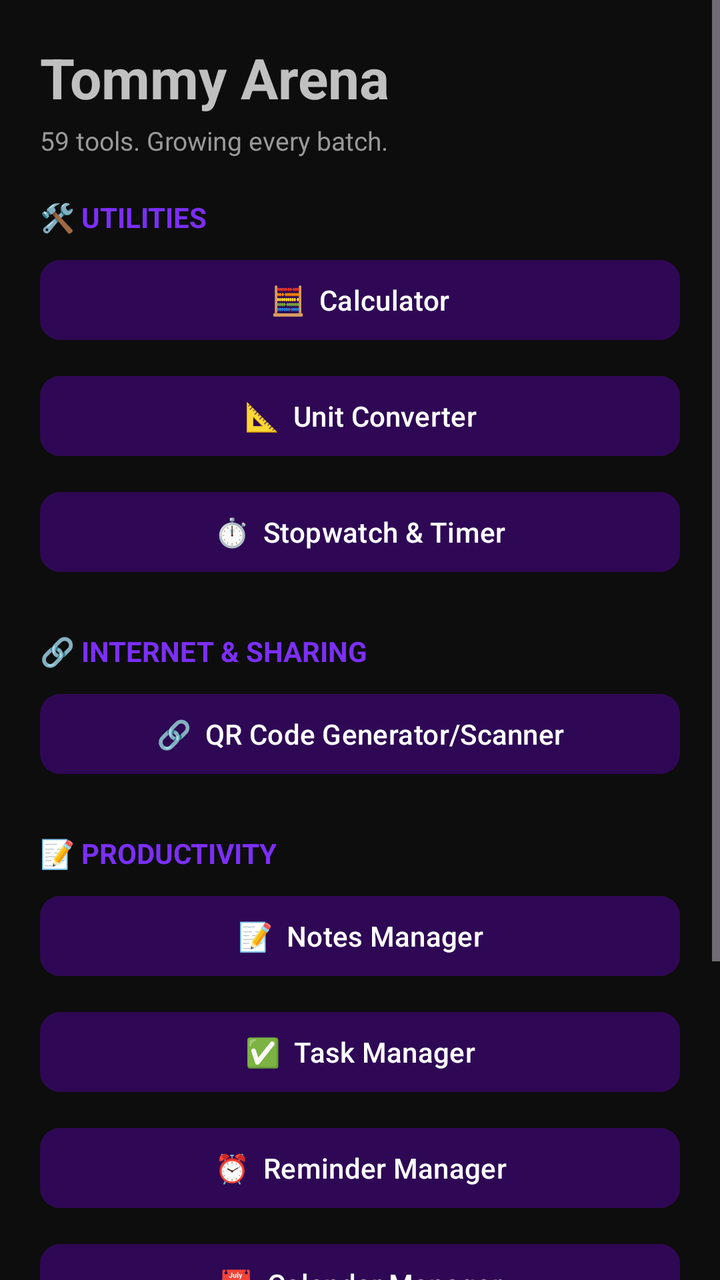
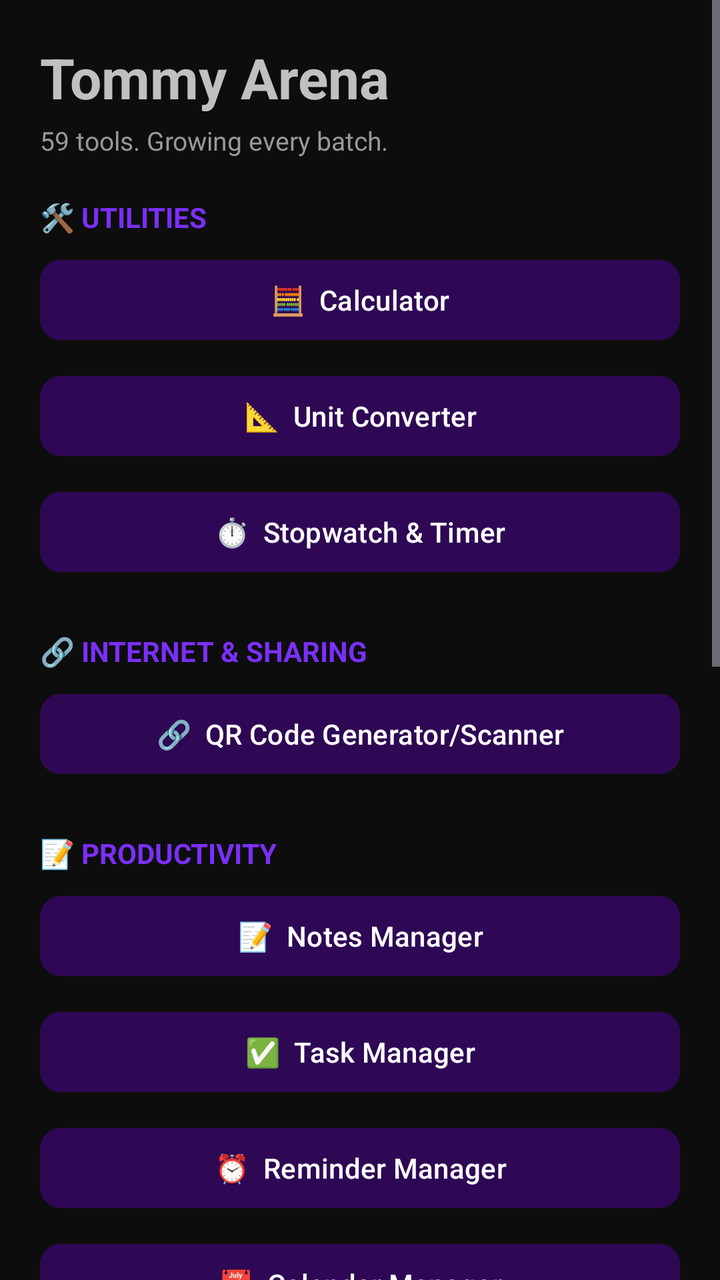

The first picture is an Android layout as it rendered before a commit; the second is the same layout after the commit. The layout source and the unified diff follow.
<!-- AndroidManifest.xml: application theme Theme.TommyArena -->
<!-- res/layout/activity_main.xml -->
<?xml version="1.0" encoding="utf-8"?>
<ScrollView xmlns:android="http://schemas.android.com/apk/res/android"
    android:layout_width="match_parent"
    android:layout_height="match_parent"
    android:background="@color/background_dark">

    <LinearLayout
        android:layout_width="match_parent"
        android:layout_height="wrap_content"
        android:orientation="vertical"
        android:padding="20dp">

        <TextView
            android:layout_width="wrap_content"
            android:layout_height="wrap_content"
            android:text="Tommy Arena"
            android:textColor="@color/silver"
            android:textSize="28sp"
            android:textStyle="bold"
            android:layout_marginBottom="4dp" />

        <TextView
            android:layout_width="wrap_content"
            android:layout_height="wrap_content"
            android:text="59 tools. Growing every batch."
            android:textColor="#999999"
            android:textSize="13sp"
            android:layout_marginBottom="20dp" />

        <TextView
            android:layout_width="wrap_content"
            android:layout_height="wrap_content"
            android:text="🛠️ UTILITIES"
            android:textColor="@color/purple_primary"
            android:textStyle="bold"
            android:layout_marginBottom="8dp" />

        <Button
            android:id="@+id/btnCalculator"
            style="@style/ToolButton"
            android:text="🧮  Calculator" />

        <Button
            android:id="@+id/btnUnitConverter"
            style="@style/ToolButton"
            android:text="📐  Unit Converter" />

        <Button
            android:id="@+id/btnStopwatch"
            style="@style/ToolButton"
            android:text="⏱️  Stopwatch &amp; Timer" />

        <TextView
            android:layout_width="wrap_content"
            android:layout_height="wrap_content"
            android:text="🔗 INTERNET &amp; SHARING"
            android:textColor="@color/purple_primary"
            android:textStyle="bold"
            android:layout_marginTop="16dp"
            android:layout_marginBottom="8dp" />

        <Button
            android:id="@+id/btnQrCode"
            style="@style/ToolButton"
            android:text="🔗  QR Code Generator/Scanner" />

        <TextView
            android:layout_width="wrap_content"
            android:layout_height="wrap_content"
            android:text="📝 PRODUCTIVITY"
            android:textColor="@color/purple_primary"
            android:textStyle="bold"
            android:layout_marginTop="16dp"
            android:layout_marginBottom="8dp" />

        <Button
            android:id="@+id/btnNotes"
            style="@style/ToolButton"
            android:text="📝  Notes Manager" />

        <Button android:id="@+id/btnTasks" style="@style/ToolButton" android:text="✅  Task Manager" />
        <Button android:id="@+id/btnReminders" style="@style/ToolButton" android:text="⏰  Reminder Manager" />
        <Button android:id="@+id/btnCalendar" style="@style/ToolButton" android:text="📅  Calendar Manager" />
        <Button android:id="@+id/btnClipboard" style="@style/ToolButton" android:text="📋  Clipboard Manager" />
        <Button android:id="@+id/btnTextUtils" style="@style/ToolButton" android:text="🔤  Text Utilities" />

        <TextView
            android:layout_width="wrap_content"
            android:layout_height="wrap_content"
            android:text="More tools land here as we build each batch."
            android:textColor="#666666"
            android:textSize="12sp"
            android:layout_marginTop="24dp"
            android:gravity="center"
            android:layout_gravity="center" />

    </LinearLayout>
</ScrollView>
<!-- resources referenced by this layout -->
<resources>
  <color name="background_dark">#0D0D0D</color>
  <color name="purple_primary">#7B2FF7</color>
  <color name="silver">#C0C0C0</color>
  <style name="ToolButton" parent="Widget.Material3.Button">
          <item name="android:layout_width">match_parent</item>
          <item name="android:layout_height">wrap_content</item>
          <item name="android:layout_marginBottom">10dp</item>
          <item name="android:textAllCaps">false</item>
          <item name="backgroundTint">@color/purple_dark</item>
          <item name="android:textColor">@color/text_light</item>
          <item name="cornerRadius">10dp</item>
      </style>
  <style name="Theme.TommyArena" parent="Theme.Material3.Dark.NoActionBar">
          <item name="colorPrimary">@color/purple_primary</item>
          <item name="colorPrimaryVariant">@color/purple_dark</item>
          <item name="colorOnPrimary">@color/text_light</item>
          <item name="android:windowBackground">@color/background_dark</item>
      </style>
  <color name="purple_dark">#2E0854</color>
  <color name="text_light">#FFFFFF</color>
</resources>

<!-- the commit's change to res/layout/activity_main.xml (unified diff, before → after) -->
@@ -27,62 +27,35 @@
             android:textSize="13sp"
             android:layout_marginBottom="20dp" />
 
-        <TextView
-            android:layout_width="wrap_content"
-            android:layout_height="wrap_content"
-            android:text="🛠️ UTILITIES"
-            android:textColor="@color/purple_primary"
-            android:textStyle="bold"
-            android:layout_marginBottom="8dp" />
+        <TextView android:layout_width="wrap_content" android:layout_height="wrap_content"
+            android:text="🛠️ UTILITIES" android:textColor="@color/purple_primary" android:textStyle="bold" android:layout_marginBottom="8dp" />
+        <Button android:id="@+id/btnCalculator" style="@style/ToolButton" android:text="🧮  Calculator" />
+        <Button android:id="@+id/btnUnitConverter" style="@style/ToolButton" android:text="📐  Unit Converter" />
+        <Button android:id="@+id/btnStopwatch" style="@style/ToolButton" android:text="⏱️  Stopwatch &amp; Timer" />
 
-        <Button
-            android:id="@+id/btnCalculator"
-            style="@style/ToolButton"
-            android:text="🧮  Calculator" />
+        <TextView android:layout_width="wrap_content" android:layout_height="wrap_content"
+            android:text="🔗 INTERNET &amp; SHARING" android:textColor="@color/purple_primary" android:textStyle="bold" android:layout_marginTop="16dp" android:layout_marginBottom="8dp" />
+        <Button android:id="@+id/btnQrCode" style="@style/ToolButton" android:text="🔗  QR Code Generator/Scanner" />
 
-        <Button
-            android:id="@+id/btnUnitConverter"
-            style="@style/ToolButton"
-            android:text="📐  Unit Converter" />
-
-        <Button
-            android:id="@+id/btnStopwatch"
-            style="@style/ToolButton"
-            android:text="⏱️  Stopwatch &amp; Timer" />
-
-        <TextView
-            android:layout_width="wrap_content"
-            android:layout_height="wrap_content"
-            android:text="🔗 INTERNET &amp; SHARING"
-            android:textColor="@color/purple_primary"
-            android:textStyle="bold"
-            android:layout_marginTop="16dp"
-            android:layout_marginBottom="8dp" />
-
-        <Button
-            android:id="@+id/btnQrCode"
-            style="@style/ToolButton"
-            android:text="🔗  QR Code Generator/Scanner" />
-
-        <TextView
-            android:layout_width="wrap_content"
-            android:layout_height="wrap_content"
-            android:text="📝 PRODUCTIVITY"
-            android:textColor="@color/purple_primary"
-            android:textStyle="bold"
-            android:layout_marginTop="16dp"
-            android:layout_marginBottom="8dp" />
-
-        <Button
-            android:id="@+id/btnNotes"
-            style="@style/ToolButton"
-            android:text="📝  Notes Manager" />
-
+        <TextView android:layout_width="wrap_content" android:layout_height="wrap_content"
+            android:text="📝 PRODUCTIVITY" android:textColor="@color/purple_primary" android:textStyle="bold" android:layout_marginTop="16dp" android:layout_marginBottom="8dp" />
+        <Button android:id="@+id/btnNotes" style="@style/ToolButton" android:text="📝  Notes Manager" />
         <Button android:id="@+id/btnTasks" style="@style/ToolButton" android:text="✅  Task Manager" />
         <Button android:id="@+id/btnReminders" style="@style/ToolButton" android:text="⏰  Reminder Manager" />
         <Button android:id="@+id/btnCalendar" style="@style/ToolButton" android:text="📅  Calendar Manager" />
         <Button android:id="@+id/btnClipboard" style="@style/ToolButton" android:text="📋  Clipboard Manager" />
         <Button android:id="@+id/btnTextUtils" style="@style/ToolButton" android:text="🔤  Text Utilities" />
+
+        <TextView android:layout_width="wrap_content" android:layout_height="wrap_content"
+            android:text="📱 DEVICE" android:textColor="@color/purple_primary" android:textStyle="bold" android:layout_marginTop="16dp" android:layout_marginBottom="8dp" />
+        <Button android:id="@+id/btnSystemMonitor" style="@style/ToolButton" android:text="📱  Phone System Monitor" />
+        <Button android:id="@+id/btnBatteryMonitor" style="@style/ToolButton" android:text="🔋  Battery Monitor" />
+
+        <TextView android:layout_width="wrap_content" android:layout_height="wrap_content"
+            android:text="💰 FINANCE &amp; BUSINESS" android:textColor="@color/purple_primary" android:textStyle="bold" android:layout_marginTop="16dp" android:layout_marginBottom="8dp" />
+        <Button android:id="@+id/btnExpenseTracker" style="@style/ToolButton" android:text="💰  Expense Tracker" />
+        <Button android:id="@+id/btnInventory" style="@style/ToolButton" android:text="📦  Inventory Manager" />
+        <Button android:id="@+id/btnInvoice" style="@style/ToolButton" android:text="🧾  Invoice Generator" />
 
         <TextView
             android:layout_width="wrap_content"
